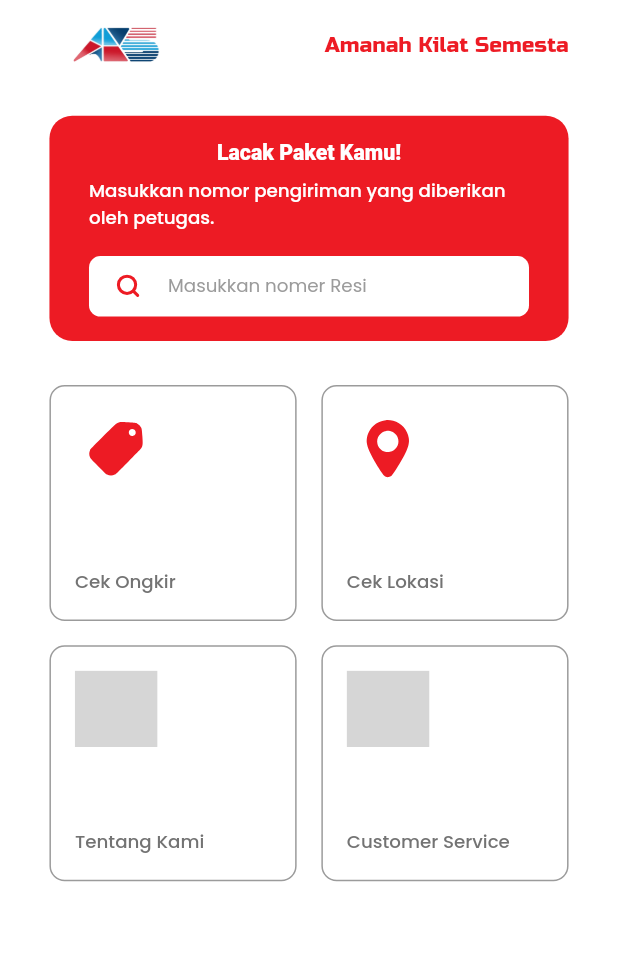
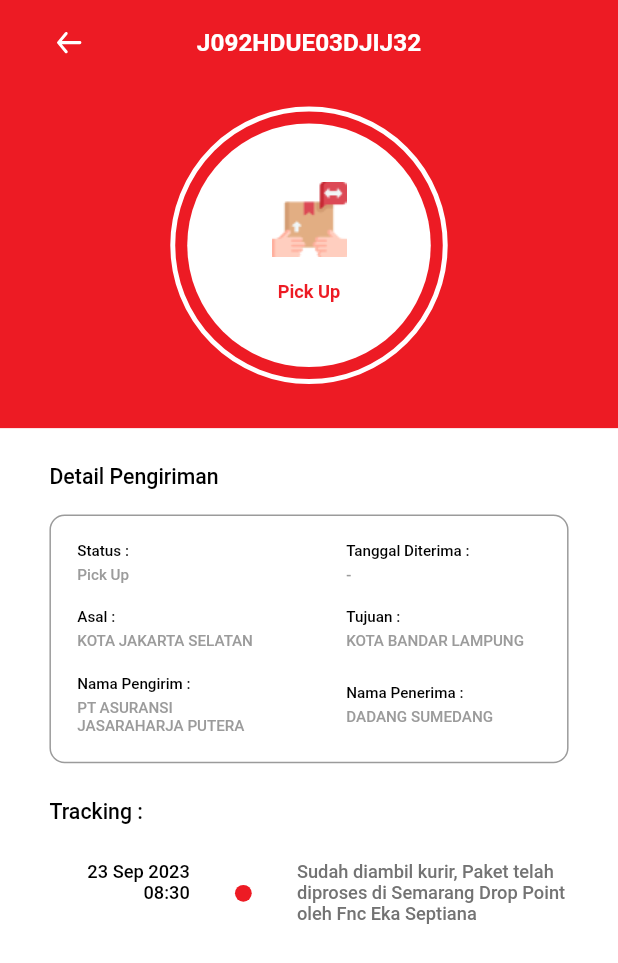
Before and after one commit to HegelAlRafli/Amanat-Kilat-Semesta, a Flutter app: the screen it shows after launch, on a phone screen of 412 x 824 dp. Shown: the top 963 px of the screen. Run offline on Flutter 3.47's test engine with Material 2 defaults, Android fonts, the phone set to English and light mode, and no system bars; drawn by our look-alikes of timeline_tile; our stand-ins replace flutter_screenutil, flutter_svg; grey boxes are pictures that could not be loaded.

Commit message:
feat: [NR] detail pengiriman(resi) page

```diff
--- /dev/null
+++ b/lib/features/detail_pengiriman/detail_pengiriman.dart
@@ -0,0 +1,412 @@
+import 'package:amanat_kilat_semesta/core/theme/color_value.dart';
+import 'package:flutter/material.dart';
+import 'package:flutter_screenutil/flutter_screenutil.dart';
+import 'package:flutter_svg/flutter_svg.dart';
+import 'package:timeline_tile/timeline_tile.dart';
+
+class DetailPengirimanPage extends StatefulWidget {
+  const DetailPengirimanPage({Key? key}) : super(key: key);
+
+  @override
+  State<DetailPengirimanPage> createState() => _DetailPengirimanPageState();
+}
+
+class _DetailPengirimanPageState extends State<DetailPengirimanPage> {
+  @override
+  Widget build(BuildContext context) {
+    final textTheme = Theme.of(context).textTheme;
+    return Scaffold(
+      backgroundColor: ColorValue.primaryColor,
+      body: SafeArea(
+        child: Column(
+          crossAxisAlignment: CrossAxisAlignment.center,
+          children: [
+            Container(
+              padding: EdgeInsets.symmetric(horizontal: 30.w),
+              child: Column(
+                children: [
+                  SizedBox(
+                    height: 16.h,
+                  ),
+                  Row(
+                    mainAxisAlignment: MainAxisAlignment.spaceBetween,
+                    children: [
+                      InkWell(
+                          onTap: () => Navigator.pop(context),
+                          child: SvgPicture.asset(
+                            'assets/icons/arrow-back.svg',
+                            width: 24.w,
+                            height: 24.h,
+                          )),
+                      Text(
+                        "J092HDUE03DJIJ32",
+                        style: textTheme.headline6!.copyWith(
+                            fontSize: 16.sp,
+                            fontWeight: FontWeight.w600,
+                            color: Colors.white),
+                      ),
+                      SvgPicture.asset(
+                        'assets/icons/arrow-back.svg',
+                        width: 24.w,
+                        height: 24.h,
+                        color: Colors.transparent,
+                      ),
+                    ],
+                  ),
+                  SizedBox(
+                    height: 30.h,
+                  ),
+                  Container(
+                    padding: const EdgeInsets.all(8),
+                    decoration: BoxDecoration(
+                      shape: BoxShape.circle,
+                      color: Colors.transparent,
+                      border: Border.all(
+                        color: Colors.white,
+                        width: 3.w,
+                      ),
+                    ),
+                    child: Container(
+                      padding: EdgeInsets.symmetric(
+                          horizontal: 55.w, vertical: 38.h),
+                      height: 160.h,
+                      width: 160.w,
+                      decoration: const BoxDecoration(
+                        shape: BoxShape.circle,
+                        color: Colors.white,
+                      ),
+                      child: Center(
+                        child: Column(
+                          children: [
+                            Image.asset(
+                              'assets/illustrations/pickup.png',
+                              width: 50.w,
+                              height: 50.h,
+                            ),
+                            SizedBox(
+                              height: 16.h,
+                            ),
+                            Text("Pick Up",
+                                style: textTheme.headline6!.copyWith(
+                                    fontSize: 12.sp,
+                                    fontWeight: FontWeight.w600,
+                                    color: ColorValue.primaryColor)),
+                          ],
+                        ),
+                      ),
+                    ),
+                  ),
+                ],
+              ),
+            ),
+            SizedBox(
+              height: 29.h,
+            ),
+            Expanded(
+              child: Container(
+                padding: EdgeInsets.symmetric(horizontal: 30.w),
+                width: double.infinity,
+                color: Colors.white,
+                child: Column(
+                  crossAxisAlignment: CrossAxisAlignment.start,
+                  children: [
+                    SizedBox(
+                      height: 24.h,
+                    ),
+                    Text(
+                      "Detail Pengiriman",
+                      style: textTheme.headline6!.copyWith(
+                          fontSize: 14.sp,
+                          fontWeight: FontWeight.w500,
+                          color: Colors.black),
+                    ),
+                    SizedBox(
+                      height: 16.h,
+                    ),
+                    Container(
+                      padding: EdgeInsets.all(16.w),
+                      decoration: BoxDecoration(
+                        borderRadius: BorderRadius.circular(10.r),
+                        border: Border.all(
+                          color: const Color(0XFF9B9B9B).withOpacity(1),
+                        ),
+                      ),
+                      child: Column(
+                        children: [
+                          Row(
+                              mainAxisAlignment: MainAxisAlignment.spaceBetween,
+                              children: [
+                                SizedBox(
+                                  width: 118.w,
+                                  child: Column(
+                                    crossAxisAlignment:
+                                        CrossAxisAlignment.start,
+                                    children: [
+                                      Text(
+                                        "Status :",
+                                        style: textTheme.headline6!.copyWith(
+                                            fontSize: 10.sp,
+                                            fontWeight: FontWeight.w500,
+                                            color: Colors.black),
+                                      ),
+                                      SizedBox(
+                                        height: 4.h,
+                                      ),
+                                      Text(
+                                        "Pick Up",
+                                        style: textTheme.headline6!.copyWith(
+                                            fontSize: 10.sp,
+                                            fontWeight: FontWeight.w500,
+                                            color: const Color(0XFF9B9B9B)),
+                                      ),
+                                    ],
+                                  ),
+                                ),
+                                SizedBox(
+                                  width: 118.w,
+                                  child: Column(
+                                    crossAxisAlignment:
+                                        CrossAxisAlignment.start,
+                                    children: [
+                                      Text(
+                                        "Tanggal Diterima :",
+                                        style: textTheme.headline6!.copyWith(
+                                            fontSize: 10.sp,
+                                            fontWeight: FontWeight.w500,
+                                            color: Colors.black),
+                                      ),
+                                      SizedBox(
+                                        height: 4.h,
+                                      ),
+                                      Text(
+                                        "-",
+                                        style: textTheme.headline6!.copyWith(
+                                            fontSize: 10.sp,
+                                            fontWeight: FontWeight.w500,
+                                            color: const Color(0XFF9B9B9B)),
+                                      ),
+                                    ],
+                                  ),
+                                ),
+                              ]),
+                          SizedBox(
+                            height: 16.h,
+                          ),
+                          Row(
+                              mainAxisAlignment: MainAxisAlignment.spaceBetween,
+                              children: [
+                                SizedBox(
+                                  width: 118.w,
+                                  child: Column(
+                                    crossAxisAlignment:
+                                        CrossAxisAlignment.start,
+                                    children: [
+                                      Text(
+                                        "Asal :",
+                                        style: textTheme.headline6!.copyWith(
+                                            fontSize: 10.sp,
+                                            fontWeight: FontWeight.w500,
+                                            color: Colors.black),
+                                      ),
+                                      SizedBox(
+                                        height: 4.h,
+                                      ),
+                                      Text(
+                                        "Kota Jakarta Selatan".toUpperCase(),
+                                        style: textTheme.headline6!.copyWith(
+                                            fontSize: 10.sp,
+                                            fontWeight: FontWeight.w500,
+                                            color: const Color(0XFF9B9B9B)),
+                                      ),
+                                    ],
+                                  ),
+                                ),
+                                SizedBox(
+                                  width: 118.w,
+                                  child: Column(
+                                    crossAxisAlignment:
+                                        CrossAxisAlignment.start,
+                                    children: [
+                                      Text(
+                                        "Tujuan :",
+                                        style: textTheme.headline6!.copyWith(
+                                            fontSize: 10.sp,
+                                            fontWeight: FontWeight.w500,
+                                            color: Colors.black),
+                                      ),
+                                      SizedBox(
+                                        height: 4.h,
+                                      ),
+                                      Text(
+                                        "Kota Bandar Lampung".toUpperCase(),
+                                        style: textTheme.headline6!.copyWith(
+                                            fontSize: 10.sp,
+                                            fontWeight: FontWeight.w500,
+                                            color: const Color(0XFF9B9B9B)),
+                                      ),
+                                    ],
+                                  ),
+                                ),
+                              ]),
+                          SizedBox(
+                            height: 16.h,
+                          ),
+                          Row(
+                              mainAxisAlignment: MainAxisAlignment.spaceBetween,
+                              children: [
+                                SizedBox(
+                                  width: 118.w,
+                                  child: Column(
+                                    crossAxisAlignment:
+                                        CrossAxisAlignment.start,
+                                    children: [
+                                      Text(
+                                        "Nama Pengirim :",
+                                        style: textTheme.headline6!.copyWith(
+                                            fontSize: 10.sp,
+                                            fontWeight: FontWeight.w500,
+                                            color: Colors.black),
+                                      ),
+                                      SizedBox(
+                                        height: 4.h,
+                                      ),
+                                      Text(
+                                        "PT ASURANSI JASARAHARJA PUTERA"
+                                            .toUpperCase(),
+                                        style: textTheme.headline6!.copyWith(
+                                            fontSize: 10.sp,
+                                            fontWeight: FontWeight.w500,
+                                            color: const Color(0XFF9B9B9B)),
+                                      ),
+                                    ],
+                                  ),
+                                ),
+                                SizedBox(
+                                  width: 118.w,
+                                  child: Column(
+                                    crossAxisAlignment:
+                                        CrossAxisAlignment.start,
+                                    children: [
+                                      Text(
+                                        "Nama Penerima :",
+                                        style: textTheme.headline6!.copyWith(
+                                            fontSize: 10.sp,
+                                            fontWeight: FontWeight.w500,
+                                            color: Colors.black),
+                                      ),
+                                      SizedBox(
+                                        height: 4.h,
+                                      ),
+                                      Text(
+                                        "Dadang Sumedang".toUpperCase(),
+                                        style: textTheme.headline6!.copyWith(
+                                            fontSize: 10.sp,
+                                            fontWeight: FontWeight.w500,
+                                            color: const Color(0XFF9B9B9B)),
+                                      ),
+                                    ],
+                                  ),
+                                ),
+                              ]),
+                        ],
+                      ),
+                    ),
+                    SizedBox(
+                      height: 24.h,
+                    ),
+                    Text(
+                      "Tracking :",
+                      style: textTheme.headline6!.copyWith(
+                          fontSize: 14.sp,
+                          fontWeight: FontWeight.w500,
+                          color: Colors.black),
+                    ),
+                    SizedBox(
+                      height: 24.h,
+                    ),
+                    ListView.builder(
+                      shrinkWrap: true,
+                      itemCount: 1,
+                      itemBuilder: (context, index) {
+                        return TimelineTile(
+                          alignment: TimelineAlign.manual,
+                          lineXY: 0.34.w,
+                          isFirst: index == 0,
+                          isLast: index == 0,
+                          afterLineStyle: LineStyle(
+                              color: ColorValue.primaryColor, thickness: 2.w),
+                          hasIndicator: true,
+                          beforeLineStyle: LineStyle(
+                              color: ColorValue.primaryColor, thickness: 2.w),
+                          indicatorStyle: IndicatorStyle(
+                            height: 11.h,
+                            width: 11.w,
+                            color: index == 0
+                                ? ColorValue.primaryColor
+                                : const Color(0XFF9B9B9B),
+                            indicator: index == 0
+                                ? Container(
+                                    decoration: BoxDecoration(
+                                      shape: BoxShape.circle,
+                                      color: index == 0
+                                          ? ColorValue.primaryColor
+                                          : const Color(0XFF9B9B9B),
+                                    ),
+                                  )
+                                : Container(
+                                    decoration: const BoxDecoration(
+                                      shape: BoxShape.circle,
+                                      color: Color(0XFF9B9B9B),
+                                    ),
+                                  ),
+                          ),
+                          startChild: Container(
+                            padding: EdgeInsets.only(right: 27.w),
+                            child: Column(
+                              crossAxisAlignment: CrossAxisAlignment.end,
+                              children: [
+                                Text(
+                                  "23 Sep 2023",
+                                  style: textTheme.headline6!.copyWith(
+                                      fontSize: 12.sp,
+                                      fontWeight: FontWeight.w500,
+                                      color: Colors.black),
+                                ),
+                                Text(
+                                  "08:30",
+                                  style: textTheme.headline6!.copyWith(
+                                      fontSize: 12.sp,
+                                      fontWeight: FontWeight.w500,
+                                      color: Colors.black),
+                                )
+                              ],
+                            ),
+                          ),
+                          endChild: Container(
+                            padding: EdgeInsets.only(left: 27.w),
+                            child: Column(
+                              crossAxisAlignment: CrossAxisAlignment.start,
+                              children: [
+                                Text(
+                                  "Sudah diambil kurir, Paket telah diproses di Semarang Drop Point oleh Fnc Eka Septiana",
+                                  style: textTheme.headline6!.copyWith(
+                                      fontSize: 12.sp,
+                                      fontWeight: FontWeight.w500,
+                                      color: const Color(0xff737373)),
+                                ),
+                              ],
+                            ),
+                          ),
+                        );
+                      },
+                    ),
+                  ],
+                ),
+              ),
+            ),
+          ],
+        ),
+      ),
+    );
+  }
+}
--- a/lib/main.dart
+++ b/lib/main.dart
@@ -1,4 +1,5 @@
 import 'package:amanat_kilat_semesta/features/cutomer_services/page/customer_services.dart';
+import 'package:amanat_kilat_semesta/features/detail_pengiriman/detail_pengiriman.dart';
 import 'package:amanat_kilat_semesta/features/home/page/home.dart';
 import 'package:flutter/material.dart';
 import 'package:flutter_screenutil/flutter_screenutil.dart';
@@ -31,7 +32,7 @@ class MyApp extends StatelessWidget {
           home: child,
         );
       },
-      child: const HomePage(),
+      child: const DetailPengirimanPage(),
     );
   }
 }
--- a/pubspec.yaml
+++ b/pubspec.yaml
@@ -42,8 +42,7 @@ dependencies:
   shimmer: ^2.0.0
   flutter_svg: ^2.0.8
   url_launcher: ^6.2.1
-
-
+  timeline_tile: ^2.0.0
 
 dev_dependencies:
   flutter_test:
```
Also changed, not shown: assets/illustrations/delivered.png (added), assets/illustrations/delivery.png (added), assets/illustrations/ontransit.png (added), assets/illustrations/pickup.png (added), pubspec.lock.
